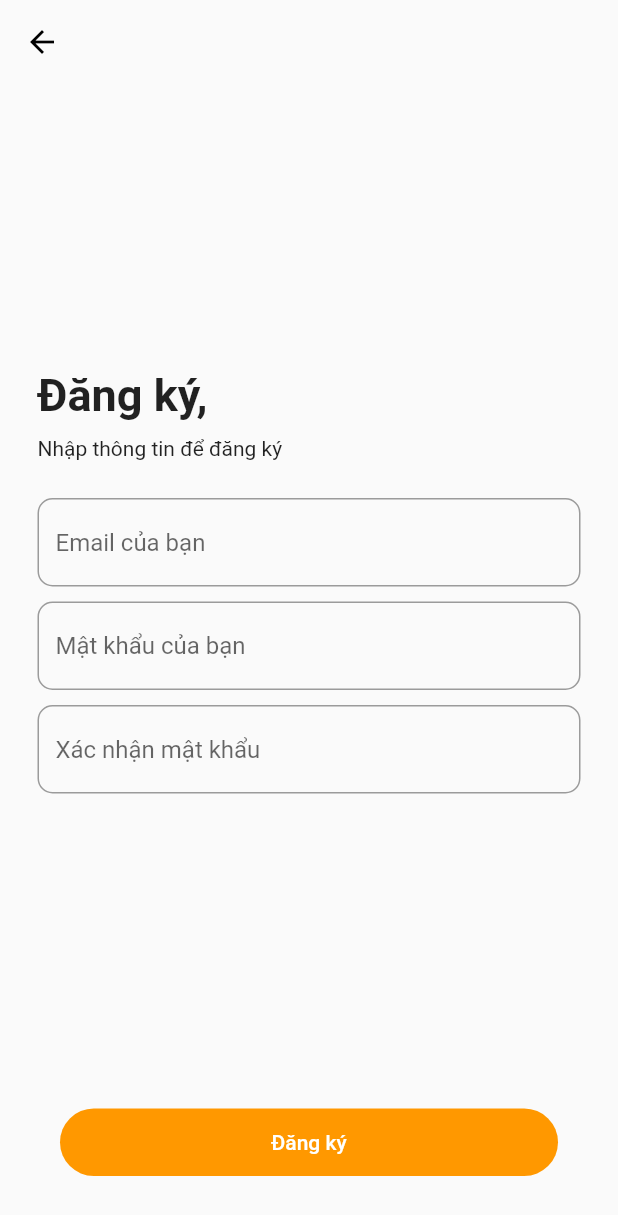
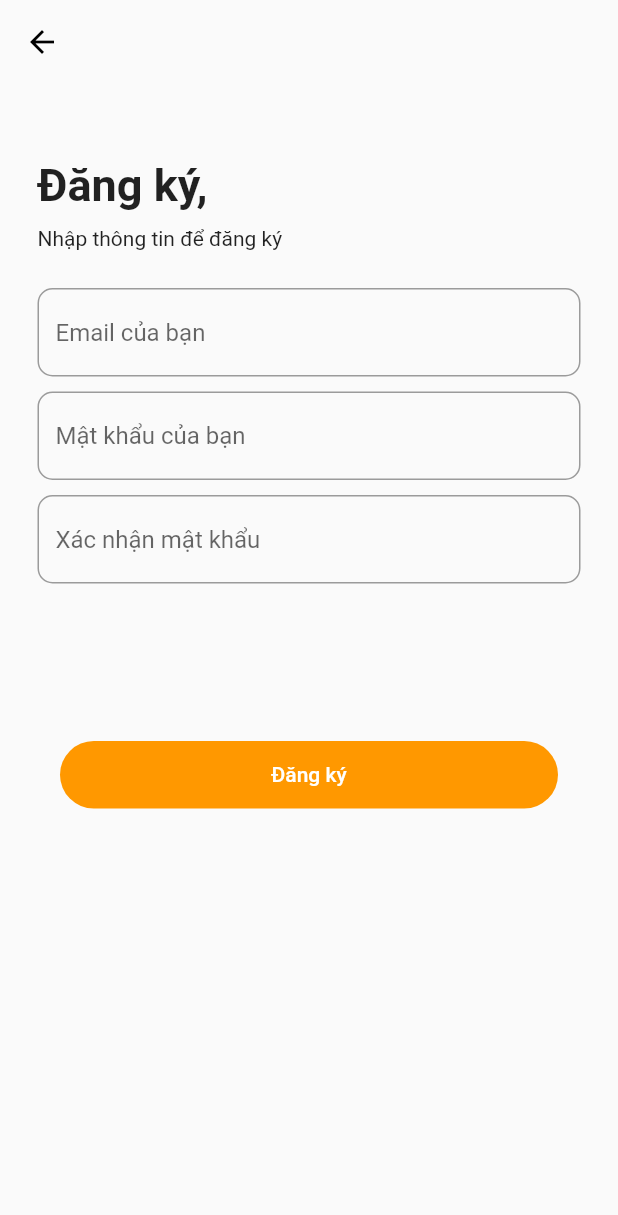
Before and after one commit to tientranzt/car_rent_flutter, a Flutter app: the screen it shows after launch, after a tap on "Chưa có tài khoản?", on a phone screen of 412 x 824 dp. Shown: the top 1215 px of the screen. Run offline on Flutter 3.47's test engine with Material 2 defaults, Android fonts, the phone set to English and light mode, and no system bars; our stand-ins replace cloud_firestore, email_validator, firebase_auth, firebase_core, firebase_storage, google_maps_flutter and 2 more; accounts and stored records are empty.

Commit message:
add bk 16-10-2020

```diff
--- a/lib/src/page/login/login_page.dart
+++ b/lib/src/page/login/login_page.dart
@@ -52,12 +52,13 @@ class _LoginPageState extends State<LoginPage> {
       },
       child: Scaffold(
         body: SafeArea(
-          child: Stack(
-            fit: StackFit.expand,
-            children: [
-              Align(
-                alignment: Alignment.topCenter,
-                child: Column(
+          child: SingleChildScrollView(
+            child: Column(
+              children: [
+                SizedBox(
+                  height: 100,
+                ),
+                Column(
                   crossAxisAlignment: CrossAxisAlignment.start,
                   mainAxisAlignment: MainAxisAlignment.center,
                   mainAxisSize: MainAxisSize.max,
@@ -160,10 +161,8 @@ class _LoginPageState extends State<LoginPage> {
                     ),
                   ],
                 ),
-              ),
-              Align(
-                alignment: Alignment.bottomCenter,
-                child: Container(
+                SizedBox(height: 50,),
+                Container(
                   margin: EdgeInsets.only(
                       bottom: MediaQuery.of(context).orientation ==
                               Orientation.portrait
@@ -206,8 +205,8 @@ class _LoginPageState extends State<LoginPage> {
                     ),
                   ),
                 ),
-              ),
-            ],
+              ],
+            ),
           ),
         ),
       ),
--- a/lib/src/page/signup/signup.dart
+++ b/lib/src/page/signup/signup.dart
@@ -46,13 +46,12 @@ class _SignupPageState extends State<SignupPage> {
           elevation: 0,
           iconTheme: IconThemeData(color: Colors.black),
         ),
-        body: SafeArea(
-          child: Stack(
-            fit: StackFit.expand,
+        body: SingleChildScrollView(
+          child: Column(
+
             children: [
-              Align(
-                alignment: Alignment.topCenter,
-                child: Column(
+              SizedBox(height: 50,),
+              Column(
                 crossAxisAlignment: CrossAxisAlignment.start,
                 mainAxisAlignment: MainAxisAlignment.center,
                 mainAxisSize: MainAxisSize.max,
@@ -144,10 +143,7 @@ class _SignupPageState extends State<SignupPage> {
                   ),
                 ],
               ),
-              ),
-              Align(
-                alignment: Alignment.bottomCenter,
-                child: Container(
+              Container(
                 margin: EdgeInsets.only(bottom: 40),
                 width: MediaQuery.of(context).size.width - 80,
                 height: 45,
@@ -210,7 +206,6 @@ class _SignupPageState extends State<SignupPage> {
                   ),
                 ),
               ),
-              ),
             ],
           ),
         ),
```
Lines whose indentation alone changed are shown as unchanged.
